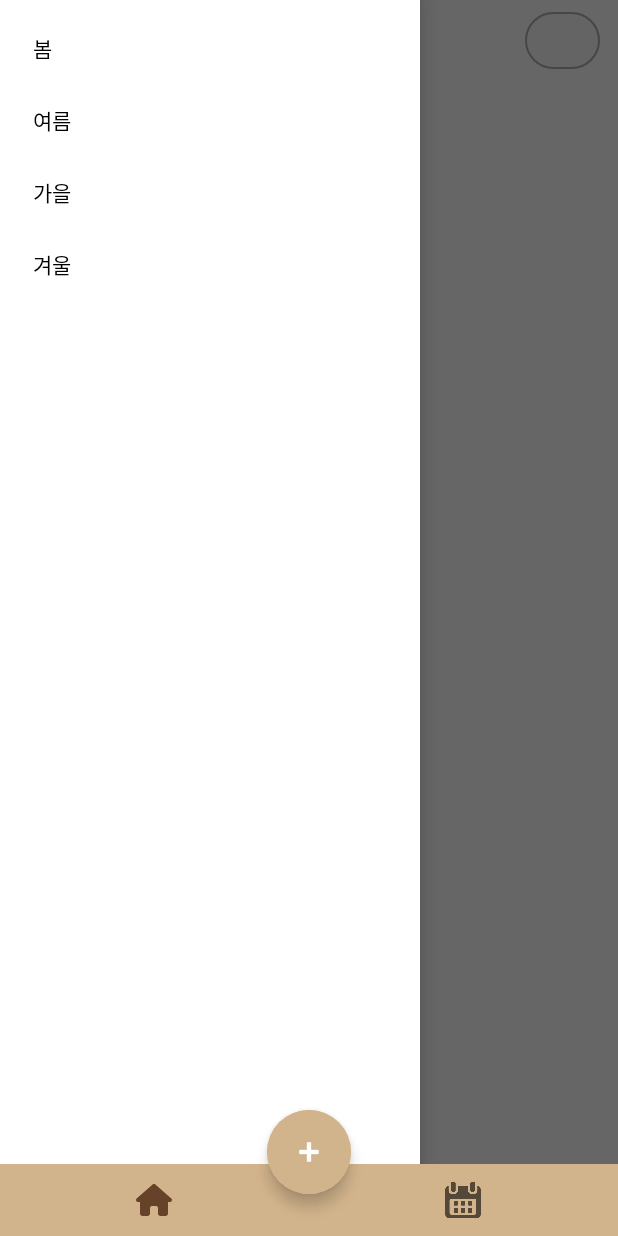
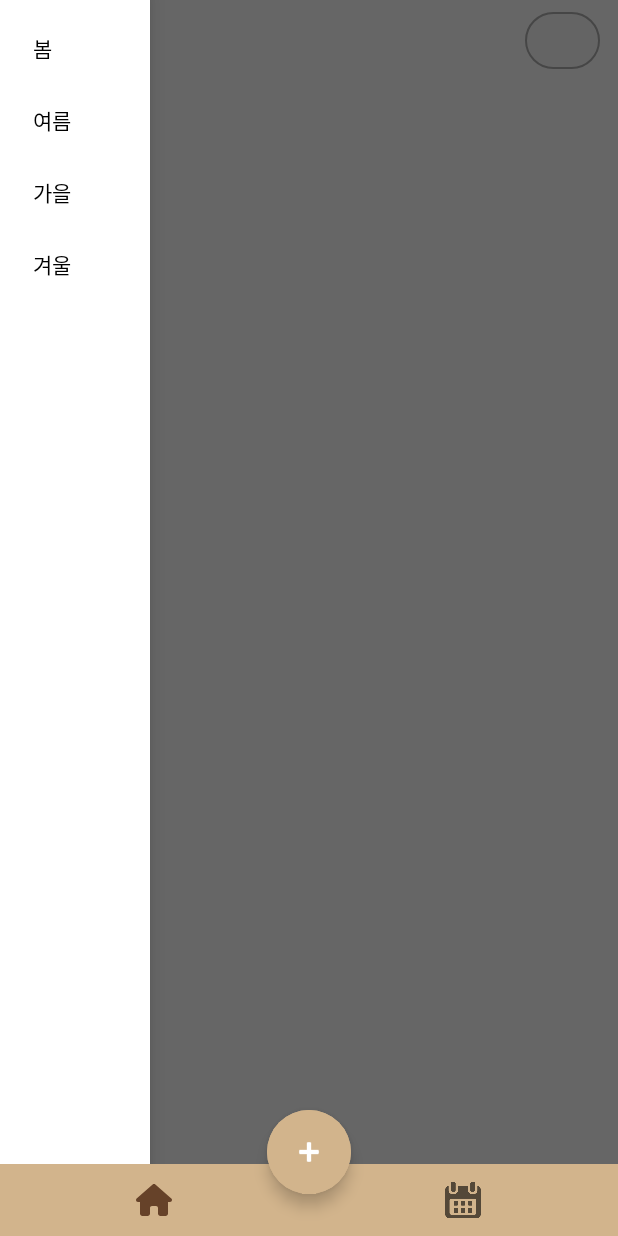
Before and after one commit to tmdgh1592/SE2022_3_3, an Android app built with Jetpack Compose: the screen it shows after launch (MainActivity), with the side drawer open, on a phone screen of 412 x 824 dp. Run offline under Robolectric (Android 15) with nearby library versions, the light colour scheme and no system bars; our stand-ins replace Room's generated code, data binding; Roboto replaces fonts that are not available here.

Commit message:
feat: change drawer width 100dp related to: #23

```diff
--- a/Hanger/app/src/main/res/layout/fragment_cloth.xml
+++ b/Hanger/app/src/main/res/layout/fragment_cloth.xml
@@ -69,7 +69,7 @@
         <!--navigation drawer-->
         <com.google.android.material.navigation.NavigationView
             android:id="@+id/navigation_view"
-            android:layout_width="wrap_content"
+            android:layout_width="100dp"
             android:layout_height="match_parent"
             android:layout_gravity="start"
             app:menu="@menu/navigation_season_menu"/>
```
